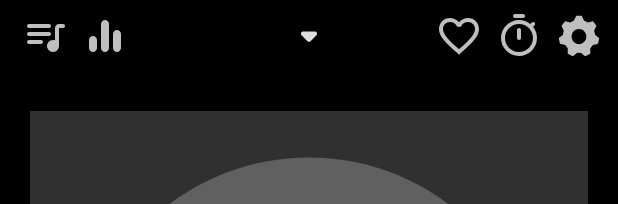
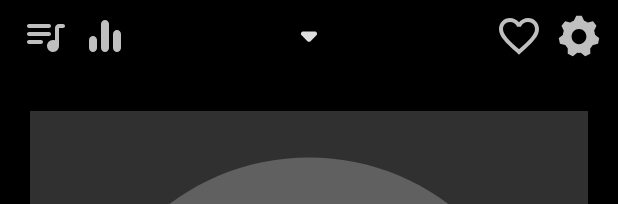
Before and after one commit to parabola47/Newtone, an Android app: the layout fragment_player.xml on its own in the app's theme, with its tools: preview values and no code run, on a phone screen of 412 x 824 dp. Shown: the top 204 px of the screen. Run offline under Robolectric (Android 15) with nearby library versions, the phone set to English and light mode, and no system bars.

Commit message:
Функция таймера теперь спрятана в меню плеера. Кнопка доступна только при активном таймере

```diff
--- a/app/src/main/res/drawable/ic_timer.xml
+++ b/app/src/main/res/drawable/ic_timer.xml
@@ -1,12 +1,12 @@
 <?xml version="1.0" encoding="utf-8"?>
 <vector xmlns:android="http://schemas.android.com/apk/res/android"
-    android:width="32dp"
-    android:height="32dp"
+    android:width="24dp"
+    android:height="24dp"
     android:viewportWidth="24"
     android:viewportHeight="24">
 
     <path
-        android:fillColor="#000000"
+        android:fillColor="#FFFFFF"
         android:pathData="M14,1h-4c-0.55,0 -1,0.45 -1,1s0.45,1 1,1h4c0.55,0 1,-0.45 1,-1s-0.45,-1 -1,-1zM12,14c0.55,0 1,-0.45 1,-1L13,9c0,-0.55 -0.45,-1 -1,-1s-1,0.45 -1,1v4c0,0.55 0.45,1 1,1zM19.03,7.39l0.75,-0.75c0.38,-0.38 0.39,-1.01 0,-1.4l-0.01,-0.01c-0.39,-0.39 -1.01,-0.38 -1.4,0l-0.75,0.75C16.07,4.74 14.12,4 12,4c-4.8,0 -8.88,3.96 -9,8.76C2.87,17.84 6.94,22 12,22c4.98,0 9,-4.03 9,-9 0,-2.12 -0.74,-4.07 -1.97,-5.61zM12,20c-3.87,0 -7,-3.13 -7,-7s3.13,-7 7,-7 7,3.13 7,7 -3.13,7 -7,7z" />
 
 </vector>
--- a/app/src/main/res/layout-land/fragment_player.xml
+++ b/app/src/main/res/layout-land/fragment_player.xml
@@ -80,7 +80,9 @@
         android:background="?attr/selectableItemBackgroundBorderless"
         android:clickable="true"
         android:focusable="true"
-        android:tint="@color/colorPlayerActionIconDefault"
+        android:scaleType="fitCenter"
+        android:tint="@color/colorPlayerActionIconActive"
+        android:visibility="gone"
         app:layout_constraintBottom_toBottomOf="@id/drop_down"
         app:layout_constraintRight_toLeftOf="@+id/track_settings"
         app:layout_constraintTop_toTopOf="@id/drop_down"
--- a/app/src/main/res/layout/fragment_player.xml
+++ b/app/src/main/res/layout/fragment_player.xml
@@ -80,7 +80,9 @@
         android:background="?attr/selectableItemBackgroundBorderless"
         android:clickable="true"
         android:focusable="true"
-        android:tint="@color/colorPlayerActionIconDefault"
+        android:scaleType="fitCenter"
+        android:tint="@color/colorPlayerActionIconActive"
+        android:visibility="gone"
         app:layout_constraintBottom_toBottomOf="@id/drop_down"
         app:layout_constraintRight_toLeftOf="@+id/track_settings"
         app:layout_constraintTop_toTopOf="@id/drop_down"
--- a/app/src/main/res/menu/player_menu.xml
+++ b/app/src/main/res/menu/player_menu.xml
@@ -5,6 +5,11 @@
         android:id="@+id/add_to_playlist"
         android:icon="@drawable/ic_add_playlist"
         android:title="@string/player_menu_add_to_playlist" />
+
+    <item
+        android:id="@+id/timer"
+        android:icon="@drawable/ic_timer"
+        android:title="@string/player_menu_timer" />
 
     <item
         android:id="@+id/lyrics"
--- a/app/src/main/res/values/strings.xml
+++ b/app/src/main/res/values/strings.xml
@@ -65,6 +65,7 @@
 
     <!--PLAYER MENU-->
     <string name="player_menu_add_to_playlist">Add to playlist</string>
+    <string name="player_menu_timer">Timer</string>
     <string name="player_menu_lyrics">Lyrics</string>
     <string name="player_menu_share">Share</string>
     <string name="player_menu_additional_info">Additional info</string>
```
Also changed, not shown: app/src/main/java/com/parabola/newtone/mvp/presenter/PlayerPresenter.java (+8 -6 lines), app/src/main/java/com/parabola/newtone/mvp/view/PlayerView.java (+7 -9 lines), app/src/main/java/com/parabola/newtone/ui/fragment/PlayerFragment.java (+5 -7 lines), 1 other file.
